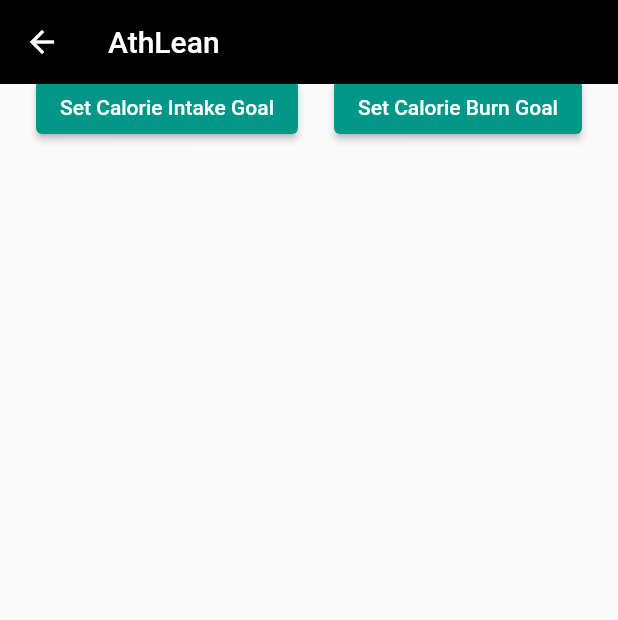
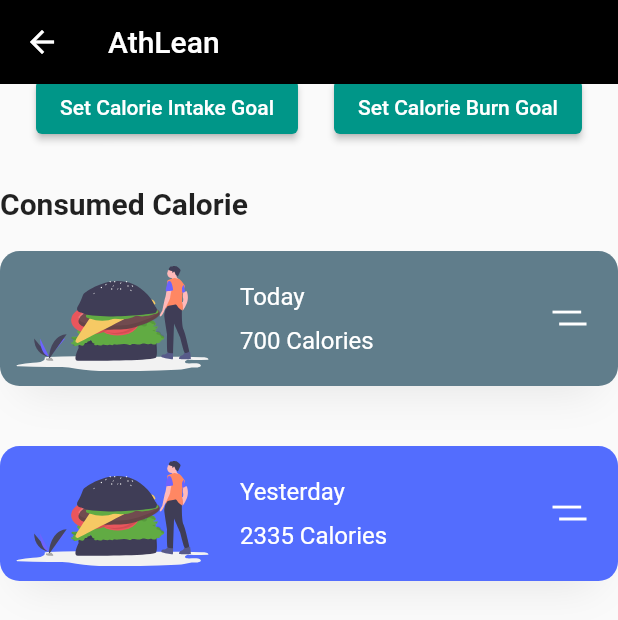
Before and after one commit to sherimello/Athlean, a Flutter app: the profile screen opened directly, scrolled down 576 dp, on a phone screen of 412 x 824 dp. Shown: the top 620 px of the screen. Run offline on Flutter 3.47's test engine with Material 2 defaults, Android fonts, the phone set to English and light mode, and no system bars; our stand-ins replace cloud_firestore, firebase_auth, firebase_core, flutter_svg, font_awesome_flutter, modal_progress_hud_nsn and 1 more; missing offline and left inert: app_usage, dart_numerics; accounts and stored records are empty.

Commit message:
Add total consumed calorie in profile

```diff
--- a/lib/pages/profile.dart
+++ b/lib/pages/profile.dart
@@ -7,9 +7,15 @@
 import 'package:cloud_firestore/cloud_firestore.dart';
 import 'package:athlean/widgets/calorieburngoal.dart';
 import 'package:app_usage/app_usage.dart';
+import 'package:flutter/material.dart';
+import 'package:flutter_svg/svg.dart';
+import 'package:athlean/widgets/color.dart';
+import 'package:athlean/widgets/bottomnavbar.dart';
+import 'package:athlean/widgets/searchbar.dart';
 
 final FirebaseFirestore _firestore = FirebaseFirestore.instance;
-double intake = 100;
+double intake = 0;
+double burn = 0;
 double usage = 0;
 class profile extends StatefulWidget {
   const profile({Key? key}) : super(key: key);
@@ -29,6 +35,19 @@
       Map<String, dynamic>? data = calorieIntake.data();
       setState(() {
         intake = double.parse(data?['intake']);
+      });
+    }
+  }
+
+  Future getBurn () async {
+    final FirebaseAuth auth = FirebaseAuth.instance;
+    final User? user = auth.currentUser;
+    var calorieIntake = await _firestore.collection('calburn').doc(
+        user?.email).get();
+    if (calorieIntake.exists) {
+      Map<String, dynamic>? data = calorieIntake.data();
+      setState(() {
+        burn = double.parse(data?['burn']);
       });
     }
   }
@@ -62,6 +81,7 @@
     final FirebaseAuth auth = FirebaseAuth.instance;
     final User? user = auth.currentUser;
     getIntake();
+    getBurn();
     return Scaffold(
       body: CustomScrollView(
         slivers: [
@@ -178,7 +198,7 @@
                             new home_progress_card(
                                 Colors.cyan, 'Calorie\nIntake', intake, 0),
                             new home_progress_card(
-                                Colors.orangeAccent, 'Calorie\nBurn', 20, 0),
+                                Colors.orangeAccent, 'Calorie\nBurn', burn, 0),
                             new home_progress_card(Colors.deepPurpleAccent,
                                 'Screen\nUsage', usage, 1),
                           ],
@@ -240,6 +260,103 @@
                           ],
                         ),
                       ),
+                      SizedBox(height: 20),
+                      //Meditation Scheduler
+                      Text(
+                        "Consumed Calorie",
+                        style: Theme.of(context)
+                            .textTheme
+                            .headline6!
+                            .copyWith(fontWeight: FontWeight.bold),
+                      ),
+                      Container(
+                        margin: EdgeInsets.symmetric(vertical: 20),
+                        padding: EdgeInsets.all(10),
+                        height: 90,
+                        decoration: BoxDecoration(
+                          color: Colors.blueGrey,
+                          borderRadius: BorderRadius.circular(13),
+                          boxShadow: [
+                            BoxShadow(
+                              offset: Offset(0, 17),
+                              blurRadius: 23,
+                              spreadRadius: -13,
+                              color: kShadowColor,
+                            ),
+                          ],
+                        ),
+                        child: Row(
+                          children: <Widget>[
+                            SvgPicture.asset(
+                              "assets/icons/Hamburger.svg",
+                            ),
+                            SizedBox(width: 20),
+                            Expanded(
+                              child: Column(
+                                mainAxisAlignment: MainAxisAlignment.spaceEvenly,
+                                crossAxisAlignment: CrossAxisAlignment.start,
+                                children: <Widget>[
+                                  Text(
+                                    "Today",
+                                    style: Theme.of(context).textTheme.subtitle1!.apply(color: Colors.white),
+                                  ),
+                                  Text("700 Calories",
+                                    style: Theme.of(context).textTheme.subtitle1!.apply(color: Colors.white),)
+                                ],
+                              ),
+                            ),
+                            Padding(
+                              padding: EdgeInsets.all(10),
+                              child: SvgPicture.asset("assets/icons/menu.svg"),
+                            ),
+                          ],
+                        ),
+                      ),
+                      Container(
+                        margin: EdgeInsets.symmetric(vertical: 20),
+                        padding: EdgeInsets.all(10),
+                        height: 90,
+                        decoration: BoxDecoration(
+                          color: Colors.indigoAccent,
+                          borderRadius: BorderRadius.circular(13),
+                          boxShadow: [
+                            BoxShadow(
+                              offset: Offset(0, 17),
+                              blurRadius: 23,
+                              spreadRadius: -13,
+                              color: kShadowColor,
+                            ),
+                          ],
+                        ),
+                        child: Row(
+                          children: <Widget>[
+                            SvgPicture.asset(
+                              "assets/icons/Hamburger.svg",
+                            ),
+                            SizedBox(width: 20),
+                            Expanded(
+                              child: Column(
+                                mainAxisAlignment: MainAxisAlignment.spaceEvenly,
+                                crossAxisAlignment: CrossAxisAlignment.start,
+                                children: <Widget>[
+                                  Text(
+                                    "Yesterday",
+                                    style: Theme.of(context).textTheme.subtitle1!.apply(color: Colors.white),
+                                  ),
+                                  Text("2335 Calories",
+                                    style: Theme.of(context).textTheme.subtitle1!.apply(color: Colors.white),)
+                                ],
+                              ),
+                            ),
+                            Padding(
+                              padding: EdgeInsets.all(10),
+                              child: SvgPicture.asset("assets/icons/menu.svg"),
+                            ),
+                          ],
+                        ),
+                      ),
+                      //Sleep Scheduler
+                      SizedBox(height: 20),
                       //this tag is a joke...it's here just to make the UI scrollable. #asthetics XD
                       Opacity(
                         opacity: 0,
@@ -254,7 +371,9 @@
                 ),
               ],
             ),
-          ]))
+          ],
+              ),
+          ),
         ],
       ),
     );
```
